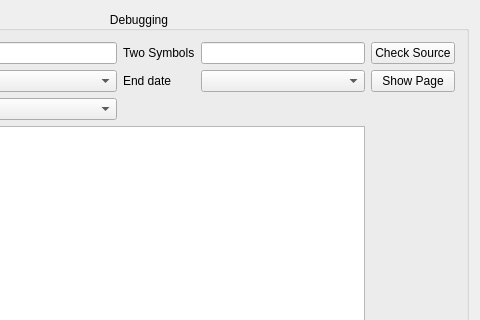
First picture: the form in src/alkonlinequotesdebug.ui, repository KDE/alkimia, before the edit; both pictures show x 201 to 681 and y 0 to 320 of the 681 by 1462 pixel window.
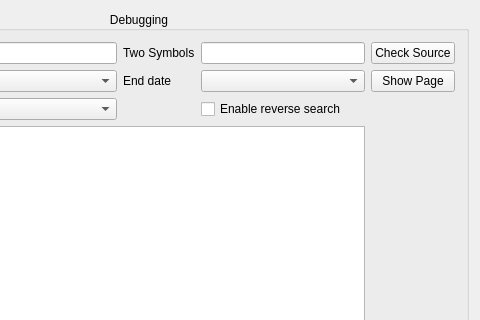
Second picture: the form after the edit. Icons and pictures are not drawn. Custom widgets are drawn as their Qt base class.

Commit message: In debug window add check box to enable/disable reverse search for quotes

```diff
--- a/src/alkonlinequotesdebug.ui
+++ b/src/alkonlinequotesdebug.ui
@@ -133,6 +133,13 @@
       <item row="2" column="2">
        <widget class="AlkComboBox" name="m_returnLastPriceStateComboBox"/>
       </item>
+      <item row="2" column="4">
+       <widget class="QCheckBox" name="m_reverseSearchStateCheckBox">
+        <property name="text">
+         <string>Enable reverse search</string>
+        </property>
+       </widget>
+      </item>
      </layout>
     </widget>
    </item>
```
The commit also changes 2 other files.
